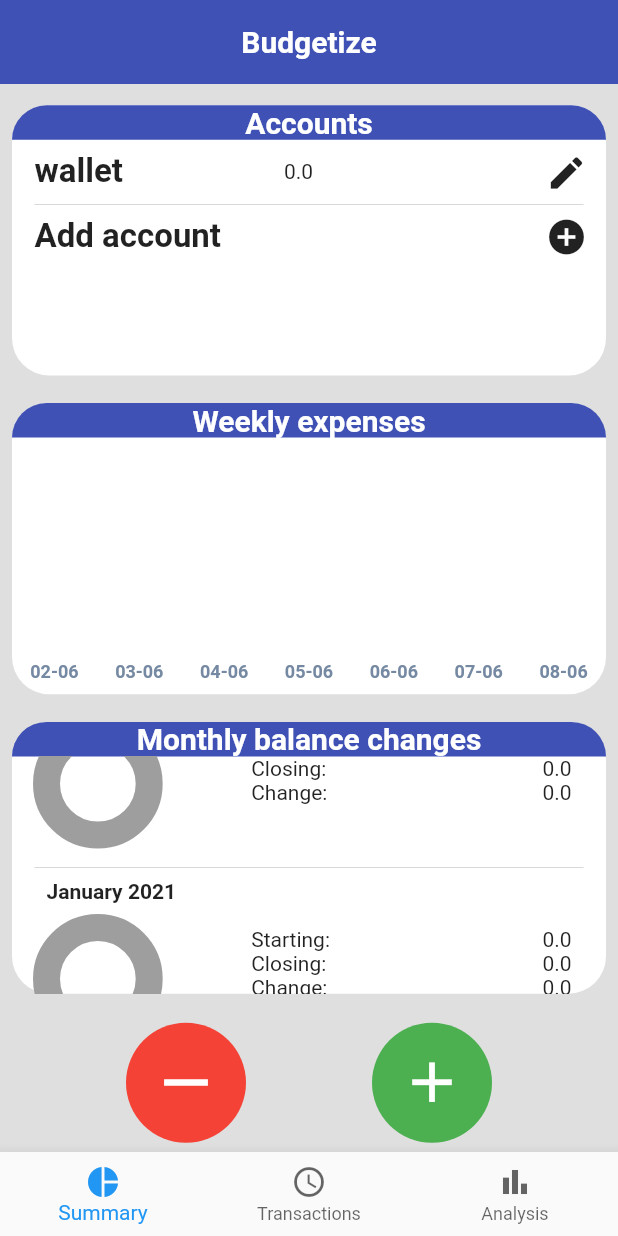
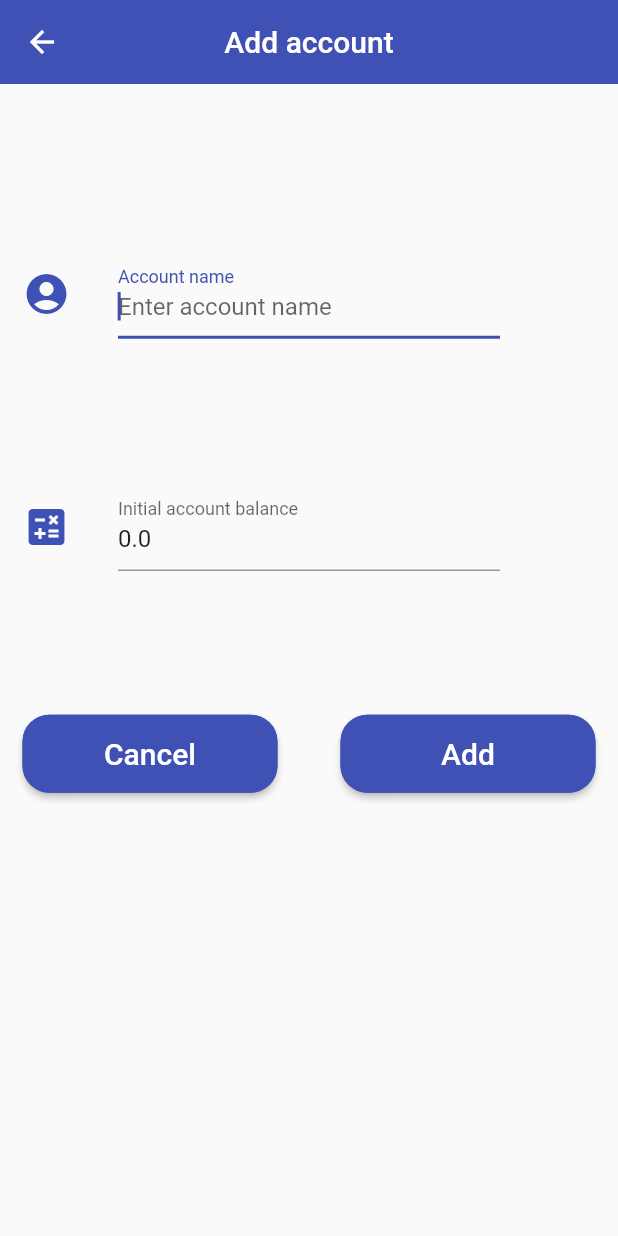
Before and after one commit to bizkit53/Budgetize, a Flutter app: the screen it shows after launch, scrolled down 576 dp, after a tap on the "add circle" icon, on a phone screen of 412 x 824 dp. Run offline on Flutter 3.47's test engine with Material 2 defaults, Android fonts, the phone set to English and light mode, and no system bars; drawn by our look-alikes of fl_chart, pie_chart; our stand-ins replace equatable, fluttertoast, hive, hive_flutter, jiffy; accounts and stored records are empty; generated files the repository leaves out were written again; statements that could not run were skipped.

Commit message:
Add account - functionality added

```diff
--- a/lib/account.dart
+++ b/lib/account.dart
@@ -12,10 +12,10 @@ class Account extends HiveObject with EquatableMixin {
   @HiveField(2)
   double cashAmount;
 
-  Account(String name, Currencies currency){
+  Account(String name, Currencies currency, double initialBalance){
     this.name = name;
     this.currency = currency;
-    this.cashAmount = 0;
+    this.cashAmount = initialBalance;
   }
 
   @override
--- /dev/null
+++ b/lib/accountScreen.dart
@@ -0,0 +1,253 @@
+import 'package:budgetize/account.dart';
+import 'package:flutter/cupertino.dart';
+import 'package:flutter/material.dart';
+import 'package:flutter/services.dart';
+import 'package:fluttertoast/fluttertoast.dart';
+import 'package:hive/hive.dart';
+
+class AccountScreen extends StatefulWidget {
+  final bool editMode;
+  final Account accountToEdit;
+
+  const AccountScreen({Key key, this.editMode, this.accountToEdit})
+      : super(key: key);
+
+  @override
+  _AccountScreenState createState() => _AccountScreenState();
+}
+
+class _AccountScreenState extends State<AccountScreen> {
+  Color mainColor;
+  String appBarTitle;
+  String newAccountName;
+  String secondButtonText;
+  double iconSize = 32;
+  double accountBalance;
+  bool valuesInitialized = false;
+  List<int> rowProportion = [1, 8, 2];
+
+  bool addAccount() {
+    this.newAccountName = this.newAccountName.trim();
+
+    if (accountWithThisNameExists() == false){
+      if(this.newAccountName != null && this.accountBalance != null){
+        var accountBox = Hive.box<Account>('accounts');
+        Account wallet = new Account(this.newAccountName, Currencies.USD, this.accountBalance);
+        accountBox.add(wallet);
+        return true;
+      }
+      else{
+       showToastFieldsOmmitted();
+       return false;
+      }
+    }
+    else{
+      showToastAccountAlreadyExists();
+      return false;
+    }
+  }
+
+  void editAccount() {
+    throw Exception("not implemented yet");
+  }
+
+  bool accountWithThisNameExists() {
+    if(this.newAccountName == null)
+      return false;
+
+    for (int i = 0; i < Hive.box<Account>('accounts').length; i++){
+      var tempAccount = Hive.box<Account>('accounts').getAt(i);
+      if (this.newAccountName.toLowerCase() == tempAccount.name.toLowerCase()) {
+        return true;
+      }
+    }
+    return false;
+  }
+
+  void showToastAccountAlreadyExists(){
+    Fluttertoast.showToast(
+        msg: "Account with that name already exists.",
+        toastLength: Toast.LENGTH_SHORT,
+        gravity: ToastGravity.CENTER,
+        timeInSecForIosWeb: 1,
+        backgroundColor: Colors.red,
+        textColor: Colors.white,
+        fontSize: 16.0);
+  }
+
+  void showToastFieldsOmmitted(){
+    Fluttertoast.showToast(
+        msg: "Some required fields have been omitted.",
+        toastLength: Toast.LENGTH_SHORT,
+        gravity: ToastGravity.CENTER,
+        timeInSecForIosWeb: 1,
+        backgroundColor: Colors.red,
+        textColor: Colors.white,
+        fontSize: 16.0);
+  }
+
+  bool setMode() {
+    this.mainColor = Theme.of(context).primaryColor;
+    this.accountBalance = 0;
+    this.valuesInitialized = true;
+
+    if (widget.editMode == false) {
+      this.appBarTitle = 'Add account';
+      this.secondButtonText = 'Add';
+    } else {
+      this.appBarTitle = 'Edit account';
+      this.secondButtonText = 'Edit';
+      this.accountBalance = widget.accountToEdit.cashAmount;
+      this.newAccountName = widget.accountToEdit.name;
+    }
+  }
+
+  @override
+  Widget build(BuildContext context) {
+    if(this.valuesInitialized == false)
+      setMode();
+
+    return Scaffold(
+      resizeToAvoidBottomInset: false,
+      appBar: AppBar(
+        centerTitle: true,
+        title: Text(this.appBarTitle),
+        backgroundColor: mainColor,
+      ),
+      body: SafeArea(
+        child: Padding(
+          padding: const EdgeInsets.only(top: 15, left: 15, right: 15),
+          child: Column(
+            crossAxisAlignment: CrossAxisAlignment.start,
+            children: [
+              Flexible(
+                flex: 14,
+                child: Column(
+                  mainAxisAlignment: MainAxisAlignment.spaceEvenly,
+                  children: [
+                    Row(
+                      children: [
+                        Expanded(
+                          flex: rowProportion[0],
+                          child: Icon(Icons.account_circle_rounded, color: mainColor, size: iconSize,),
+                        ),
+                        Expanded(
+                          child: Container(),
+                        ),
+                        Expanded(
+                          // amount
+                          flex: rowProportion[1],
+                          child: TextFormField(
+                            autofocus: true,
+                            initialValue: widget.accountToEdit != null ? widget.accountToEdit.name : "",
+                            onChanged: (String value) {
+                              setState(
+                                    () {
+                                  this.newAccountName = value;
+                                },
+                              );
+                            },
+                            maxLength: 20,
+                            decoration: InputDecoration(
+                              labelText: "Account name",
+                              hintText: "Enter account name",
+                              counterText: "",
+                            ),
+                          ),
+                        ),
+                        Expanded(
+                          flex: rowProportion[2],
+                          child: Container(),
+                        ),
+                      ],
+                    ),
+                    Row(
+                      children: [
+                        Expanded(
+                          flex: rowProportion[0],
+                          child: Icon(Icons.calculate, color: mainColor, size: iconSize,),
+                        ),
+                        Expanded(
+                          child: Container(),
+                        ),
+                        Expanded(
+                          // amount
+                          flex: rowProportion[1],
+                          child: TextFormField(
+                            initialValue: this.accountBalance != null ? this.accountBalance.toString() : "",
+                            keyboardType: TextInputType.numberWithOptions(decimal: true),
+                            inputFormatters: [
+                              FilteringTextInputFormatter.allow(RegExp(r"^\d{0,9}(\.\d{0,2})?")),
+                            ],
+                            onChanged: (value) {
+                              this.accountBalance = double.tryParse(value);
+                            },
+                            decoration: InputDecoration(
+                              labelText: "Initial account balance",
+                              hintText: "Enter initial balance",
+                            ),
+                          ),
+                        ),
+                        Expanded(
+                          flex: rowProportion[2],
+                          child: Container(),
+                        ),
+                      ],
+                    ),
+                  ],
+                ),
+              ),
+              Flexible(
+                // cancel and add/edit buttons
+                flex: 12,
+                child: Row(
+                  mainAxisAlignment: MainAxisAlignment.spaceBetween,
+                  children: [
+                    SizedBox(
+                      width: 170,
+                      height: 52,
+                      child: RaisedButton(
+                        shape: RoundedRectangleBorder(
+                            borderRadius: BorderRadius.circular(18.0),
+                            side: BorderSide(color: mainColor)),
+                        color: mainColor,
+                        textColor: Colors.white,
+                        child: Text("Cancel", style: TextStyle(fontSize: 20),),
+                        onPressed: () {
+                          Navigator.of(context).pop();
+                        },
+                      ),
+                    ),
+                    SizedBox(
+                      width: 170,
+                      height: 52,
+                      child: RaisedButton(
+                        shape: RoundedRectangleBorder(
+                          borderRadius: BorderRadius.circular(18.0),
+                          side: BorderSide(color: mainColor),
+                        ),
+                        color: mainColor,
+                        textColor: Colors.white,
+                        child: Text(secondButtonText, style: TextStyle(fontSize: 20),),
+                        onPressed: () {
+                          if(widget.editMode == false){
+                            if(addAccount()){
+                              Navigator.of(context).pop();
+                            }
+                          }
+                          else{
+                            editAccount();
+                          }
+                        },
+                      ),
+                    ),
+                  ],
+                ),
+              ),
+            ],
+          ),
+        ),
+      ),
+    );
+  }
+}
--- a/lib/summaryScreen.dart
+++ b/lib/summaryScreen.dart
@@ -6,6 +6,7 @@ import 'package:hive/hive.dart';
 import 'package:fl_chart/fl_chart.dart';
 import 'package:intl/intl.dart';
 import 'package:jiffy/jiffy.dart';
+import 'accountScreen.dart';
 import 'transactionScreen.dart';
 import 'package:pie_chart/pie_chart.dart' as _pieChart;
 
@@ -404,7 +405,13 @@ class _SummaryScreenState extends State<SummaryScreen> {
                     child: IconButton(
                       icon: Icon(Icons.add_circle, size: 28,),
                       onPressed: () {
-                        print("Add account - button pressed");
+                        Navigator.of(context).push(MaterialPageRoute(
+                            builder: (context) =>
+                                AccountScreen(editMode: false, accountToEdit: null,))).then((value) {
+                          setState(() {
+                            print("Add account - button pressed");
+                          });
+                        });
                       },
                     ),
                   ),
```
Also changed, not shown: lib/account.g.dart.
